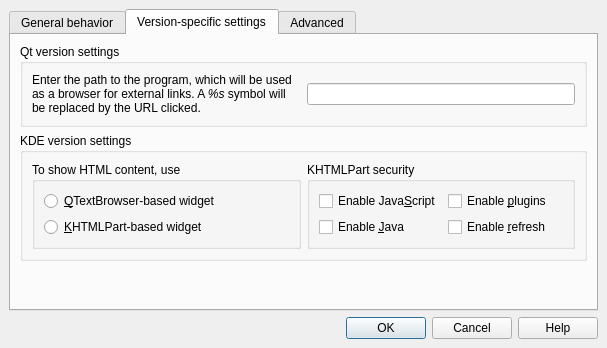
gyunaev/kchmviewer, file src/dialog_setup.ui: the form before one commit.
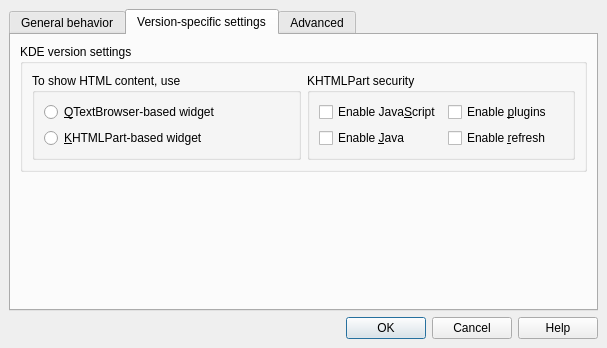
The form after the commit. The open tabs and pages were chosen to show the change.

What changed in the file:
```diff
--- a/src/dialog_setup.ui
+++ b/src/dialog_setup.ui
@@ -359,62 +359,6 @@
        <property name="bottomMargin" >
         <number>9</number>
        </property>
-       <item>
-        <widget class="QGroupBox" name="m_groupQtsettings" >
-         <property name="title" >
-          <string>Qt version settings</string>
-         </property>
-         <layout class="QHBoxLayout" >
-          <property name="spacing" >
-           <number>6</number>
-          </property>
-          <property name="leftMargin" >
-           <number>9</number>
-          </property>
-          <property name="topMargin" >
-           <number>9</number>
-          </property>
-          <property name="rightMargin" >
-           <number>9</number>
-          </property>
-          <property name="bottomMargin" >
-           <number>9</number>
-          </property>
-          <item>
-           <widget class="QLabel" name="textLabel1_2" >
-            <property name="sizePolicy" >
-             <sizepolicy vsizetype="Expanding" hsizetype="Preferred" >
-              <horstretch>0</horstretch>
-              <verstretch>0</verstretch>
-             </sizepolicy>
-            </property>
-            <property name="lineWidth" >
-             <number>1</number>
-            </property>
-            <property name="text" >
-             <string>Enter the path to the program, which will be used as a browser for external links.  A &lt;i>%s&lt;/i> symbol will be replaced by the URL clicked.</string>
-            </property>
-            <property name="alignment" >
-             <set>Qt::AlignVCenter</set>
-            </property>
-            <property name="wordWrap" >
-             <bool>true</bool>
-            </property>
-           </widget>
-          </item>
-          <item>
-           <widget class="QLineEdit" name="m_qtBrowserPath" >
-            <property name="sizePolicy" >
-             <sizepolicy vsizetype="Fixed" hsizetype="Minimum" >
-              <horstretch>0</horstretch>
-              <verstretch>0</verstretch>
-             </sizepolicy>
-            </property>
-           </widget>
-          </item>
-         </layout>
-        </widget>
-       </item>
        <item>
         <widget class="QGroupBox" name="m_groupKDEsettings" >
          <property name="title" >
```
Left out of the diff: 8 changed lines with no effect on the pictures.
